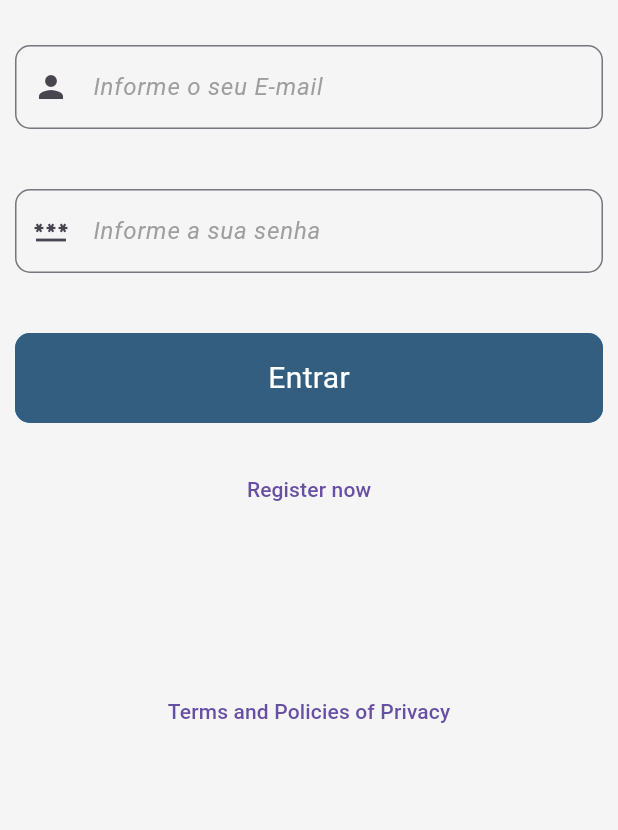
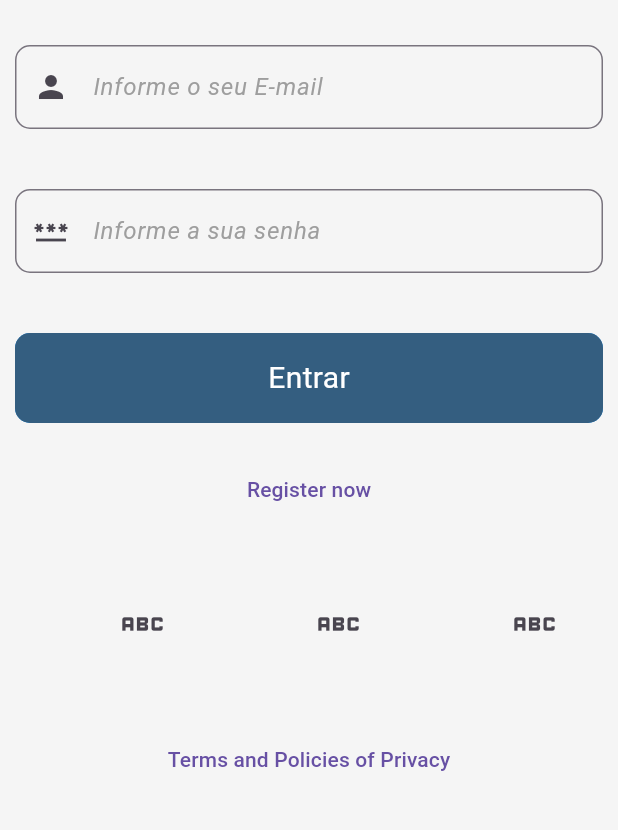
Before and after one commit to italomaia03/projeto-integrado-iv, a Flutter app: the screen it shows after launch, on a phone screen of 412 x 824 dp, the part 282-1112 px from its top. Run offline on Flutter 3.47's test engine with Material 3 defaults, Android fonts, the light colour scheme and no system bars.

Commit message:
Validação de login

```diff
--- a/lib/pages/login/login_page.dart
+++ b/lib/pages/login/login_page.dart
@@ -1,4 +1,5 @@
 import 'package:flutter/material.dart';
+import 'package:flutter/widgets.dart';
 import 'package:somar/routes.dart';
 import 'package:somar/widgets/custom_button.dart';
 import 'package:somar/widgets/custom_edit.dart';
@@ -18,7 +19,29 @@ class _LoginPageState extends State<LoginPage> {
   bool buttonClick = false;
 
   void _login() {
-    // Implement your login logic here
+    if(buttonClick){
+      return;
+    }
+
+    setState(
+      () {
+      buttonClick = true;
+    });
+
+    // Gambiarra: não pode ter delay em login, isso é somente uma simulação
+    Future.delayed(
+      const Duration(seconds: 2),
+      (){
+        if(_formKey.currentState!.validate()){
+          // posso fazer o login
+        }
+        setState(() {
+          buttonClick = false;
+        });
+      }
+    );
+
+
   }
 
   @override
@@ -55,7 +78,13 @@ class _LoginPageState extends State<LoginPage> {
                   icon: Icons.password,
                   isPassword: true,
                   validator: (value) {
-                    return ''; // Add your validation logic here
+                    if(value == null){
+                      return 'Informe sua senha';
+                    }
+                    if (value.trim() == ''){
+                       return 'Informe sua senha';
+                    }
+                    return null;
                   },
                 ),
                 const SizedBox(height: 40),
@@ -71,7 +100,33 @@ class _LoginPageState extends State<LoginPage> {
                   },
                   child: const Text('Register now'),
                 ),
-                const SizedBox(height: 100.0),
+                const SizedBox(height: 40),
+                Center(
+                child: Row(
+                  mainAxisAlignment: MainAxisAlignment.spaceAround,
+                  children: [
+                    const SizedBox(height: 10),
+                    IconButton(
+                      icon: Icon(Icons.abc),
+                      onPressed: () => true,
+                      iconSize: 36.0,
+                    ),
+                    const SizedBox(height: 20),
+                    IconButton(
+                      icon: Icon(Icons.abc),
+                      onPressed: () => true,
+                      iconSize: 36.0,
+                    ),
+                    const SizedBox(height: 10),
+                    IconButton(
+                      icon: Icon(Icons.abc),
+                      onPressed: () => true,
+                      iconSize: 36.0,
+                    ),
+                  ],
+                ),
+              ),
+                const SizedBox(height: 40.0),
                 Center(
                   child: TextButton(
                     onPressed: () {},
```
